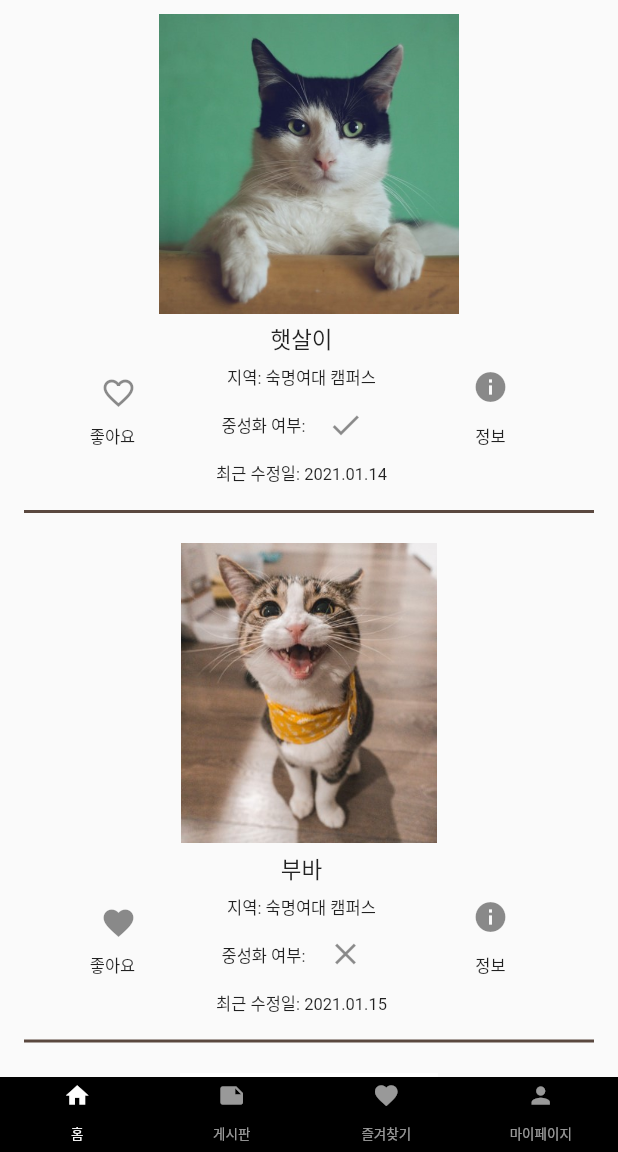
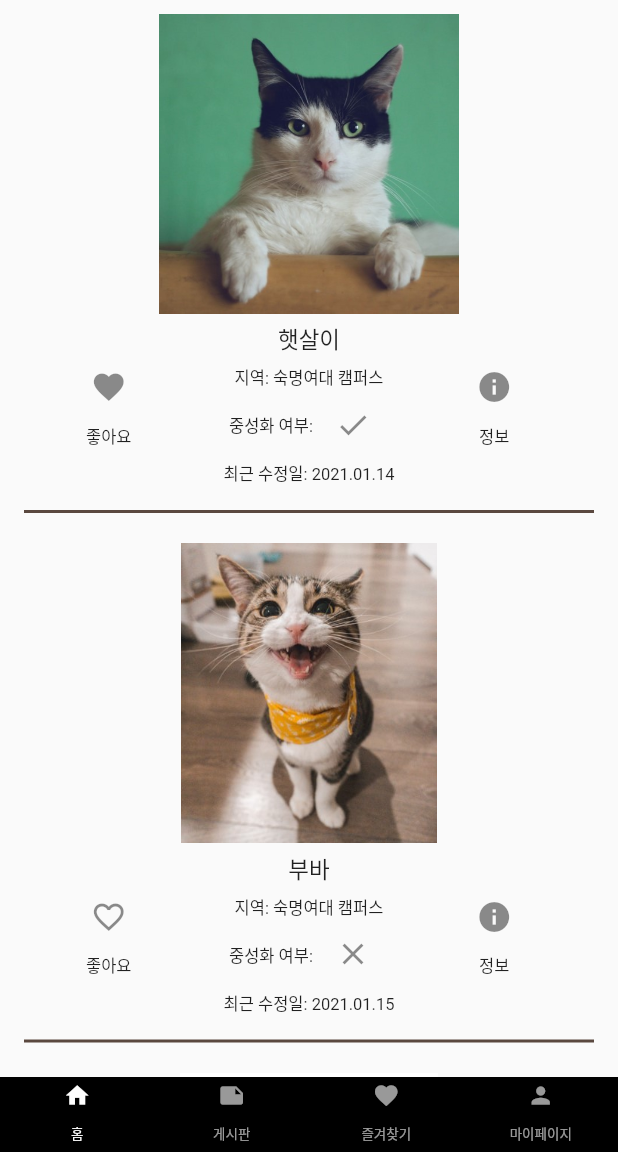
Before and after one commit to kyungminlee-12/2021-Solux-Project-MohanunGoyang, a Flutter app: the screen it shows once a user with an empty profile is signed in, after a tap on the "favorite" icon, on a phone screen of 412 x 824 dp, the part 84-1236 px from its top. Run offline on Flutter 3.47's test engine with Material 2 defaults, Android fonts, the phone set to English and light mode, and no system bars; our stand-ins replace carousel_slider, cloud_firestore, firebase_auth, firebase_core; accounts and stored records are empty.

Commit message:
메인 화면 디자인 조금 수정

```diff
--- a/MohanunGoyang/lib/widget/carousel_slider.dart
+++ b/MohanunGoyang/lib/widget/carousel_slider.dart
@@ -76,6 +76,22 @@ class _CarouselImageState extends State<CarouselImage> {
                   padding: EdgeInsets.only(right: 10),
                   child: Column(children: <Widget>[
 
+                    Container(
+                      padding: EdgeInsets.only(right: 10),
+                      child: Column(children: <Widget>[
+                        IconButton(
+                          icon: _currentneutering ? Icon(Icons.favorite) : Icon(Icons.favorite_border),
+                          onPressed: () {
+                            setState(() {
+                              if (_currentlike==true) _currentlike=false;
+                              else _currentlike=true;
+                            });
+                          },
+                        ),
+                        Text('좋아요', style: TextStyle(fontSize: 11),)
+                      ],),
+                    ),
+                    /*
                     IconButton(
                       icon: _currentlike   // neutering(likes)의 current page가 true면 check, false면 add 형태
                         ? IconButton(onPressed: () {}, icon: Icon(Icons.favorite_border),)
@@ -87,8 +103,8 @@ class _CarouselImageState extends State<CarouselImage> {
                         });
                       },
                     ),
-
-                    Text('좋아요', style: TextStyle(fontSize: 11),)
+                    */
+                    // Text('좋아요', style: TextStyle(fontSize: 11),)
                   ],),
                 ),
 
```
Also changed, not shown: MohanunGoyang/lib/main.dart (line endings or trailing spaces), MohanunGoyang/pubspec.yaml (line endings or trailing spaces).
